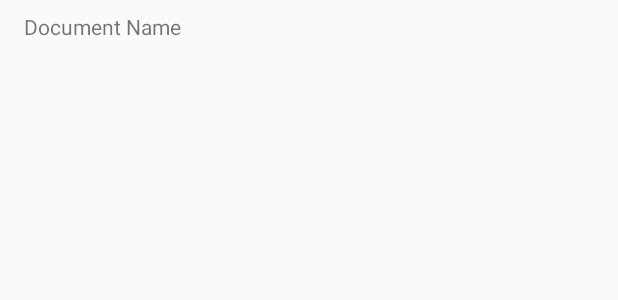
After one commit to jstr14/WordCounter, an Android app: the layout document_item_layout.xml on its own in the app's theme, with its tools: preview values and no code run, on a phone screen of 412 x 824 dp. The commit adds this screen. Shown: the top 300 px of the screen. Run offline under Robolectric (Android 15) with nearby library versions, the light colour scheme and no system bars.

Commit message:
Show list of documents on arraylist

```diff
--- a/app/src/main/java/com/hector/wordcounter/presentation/documentList/DocumentListState.kt
+++ b/app/src/main/java/com/hector/wordcounter/presentation/documentList/DocumentListState.kt
@@ -1,7 +1,6 @@
 package com.hector.wordcounter.presentation.documentList
 
 import com.hector.wordcounter.domain.model.Document
-import com.hector.wordcounter.models.ListedFile
 
 sealed class DocumentListState {
     data class Success(val documentList: List<Document>) : DocumentListState()
--- a/app/src/main/java/com/hector/wordcounter/presentation/documentList/DocumentListViewModel.kt
+++ b/app/src/main/java/com/hector/wordcounter/presentation/documentList/DocumentListViewModel.kt
@@ -2,16 +2,10 @@ package com.hector.wordcounter.presentation.documentList
 
 import android.app.Application
 import android.net.Uri
-import androidx.documentfile.provider.DocumentFile
 import androidx.lifecycle.AndroidViewModel
 import androidx.lifecycle.MutableLiveData
-import androidx.lifecycle.viewModelScope
 import com.hector.wordcounter.domain.usecase.GetFilesFromUriUseCase
-import com.hector.wordcounter.extensions.toListedFileList
 import kotlinx.coroutines.CoroutineScope
-import kotlinx.coroutines.Dispatchers
-import kotlinx.coroutines.launch
-import kotlinx.coroutines.withContext
 import javax.inject.Inject
 
 class DocumentListViewModel @Inject constructor(
--- /dev/null
+++ b/app/src/main/res/layout/document_item_layout.xml
@@ -0,0 +1,24 @@
+<?xml version="1.0" encoding="utf-8"?>
+<androidx.constraintlayout.widget.ConstraintLayout xmlns:android="http://schemas.android.com/apk/res/android"
+    xmlns:app="http://schemas.android.com/apk/res-auto"
+    xmlns:tools="http://schemas.android.com/tools"
+    android:layout_width="match_parent"
+    android:layout_height="wrap_content">
+
+
+    <TextView
+        android:id="@+id/documentName"
+        android:layout_width="0dp"
+        android:layout_height="wrap_content"
+        android:layout_marginStart="16dp"
+        android:layout_marginTop="8dp"
+        android:layout_marginEnd="16dp"
+        android:layout_marginBottom="8dp"
+        app:layout_constraintBottom_toBottomOf="parent"
+        app:layout_constraintEnd_toEndOf="parent"
+        app:layout_constraintHorizontal_bias="0.0"
+        app:layout_constraintStart_toStartOf="parent"
+        app:layout_constraintTop_toTopOf="parent"
+        tools:text="Document Name" />
+
+</androidx.constraintlayout.widget.ConstraintLayout>
--- a/app/src/main/res/layout/fragment_document_list.xml
+++ b/app/src/main/res/layout/fragment_document_list.xml
@@ -8,7 +8,7 @@
 
 
     <androidx.recyclerview.widget.RecyclerView
-        android:id="@+id/fileList"
+        android:id="@+id/documentList"
         android:layout_width="match_parent"
         android:layout_height="match_parent"
         app:layout_constraintBottom_toBottomOf="parent"
```
Also changed, not shown: app/src/main/java/com/hector/wordcounter/extensions/DocumentFileExtensions.kt (+0 -9 lines), app/src/main/java/com/hector/wordcounter/presentation/documentList/DocumentListFragment.kt (+24 -2 lines), app/src/main/java/com/hector/wordcounter/presentation/documentList/adapter/DocumentViewHolder.kt (added, +14 -0 lines), app/src/main/java/com/hector/wordcounter/presentation/documentList/adapter/DocumentsAdapter.kt (added, +29 -0 lines).
